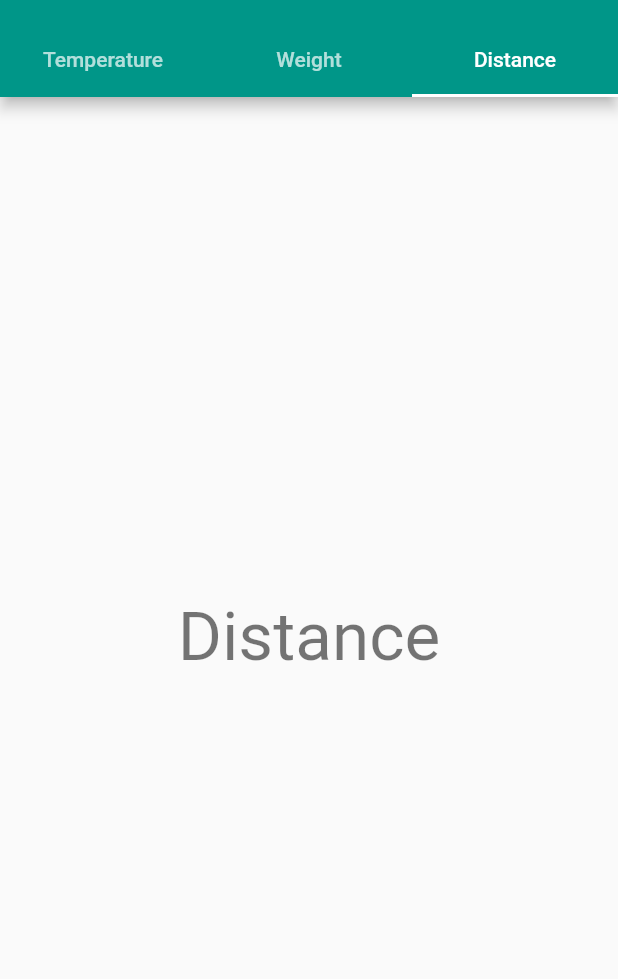
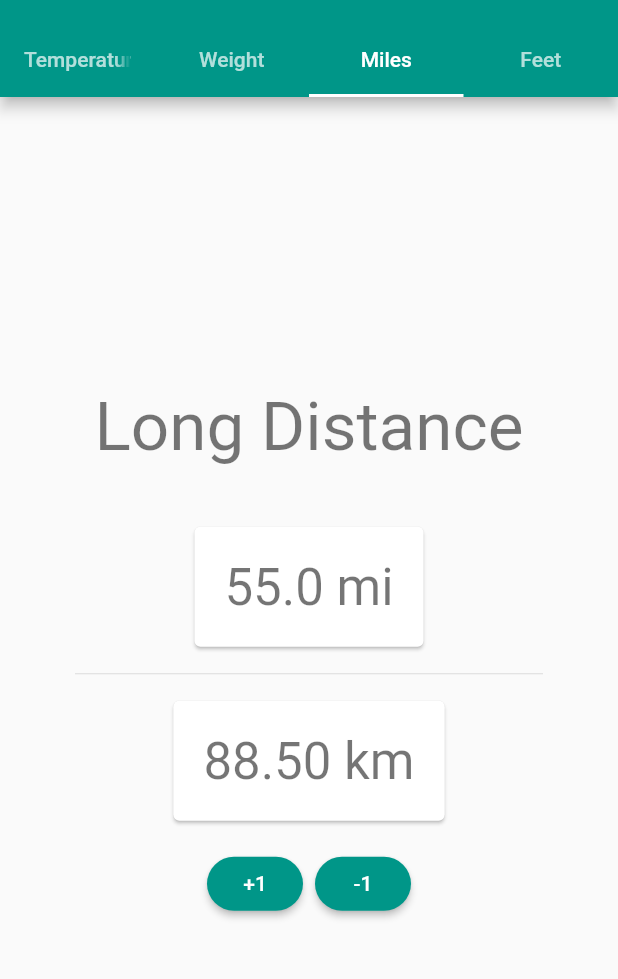
Before and after one commit to jvanord/metric-converter, a Flutter app: the screen it shows after launch, tab 3 chosen, on a phone screen of 412 x 824 dp, the part 59-1038 px from its top. Run offline on Flutter 3.47's test engine with Material 2 defaults, Android fonts, the phone set to English and light mode, and no system bars.

Commit message:
added miles screen

```diff
--- /dev/null
+++ b/metric_converter/lib/views/miles.dart
@@ -0,0 +1,128 @@
+import 'package:flutter/material.dart';
+
+class MilesWidget extends StatefulWidget {
+  @override
+  _MilesWidgetState createState() => _MilesWidgetState();
+}
+
+class _MilesWidgetState extends State<MilesWidget> {
+  double _miles = 55;
+  double get _kilometers => _miles * 1.609;
+
+  void _onIncrement() {
+    setState(() {
+      _miles++;
+    });
+  }
+
+  void _onDecrement() {
+    setState(() {
+      _miles--;
+    });
+  }
+
+  @override
+  Widget build(BuildContext context) {
+    final orientation = MediaQuery.of(context).orientation;
+    return orientation == Orientation.landscape
+        ? _landscapeView(context)
+        : _portraitView(context);
+  }
+
+  Widget _portraitView(BuildContext context) => Center(
+        child: Container(
+          padding: EdgeInsets.all(50),
+          child: Column(
+            mainAxisAlignment: MainAxisAlignment.center,
+            children: <Widget>[
+              _heading(false),
+              _inputCard(),
+              Divider(),
+              _outputCard(),
+              _buttonBar(context)
+            ],
+          ),
+        ),
+      );
+
+  Widget _landscapeView(context) => Center(
+        child: Container(
+          child: Column(
+            children: <Widget>[
+              _heading(true),
+              Row(
+                mainAxisAlignment: MainAxisAlignment.center,
+                children: <Widget>[
+                  _inputCard(),
+                  VerticalDivider(width: 5),
+                  _outputCard(),
+                ],
+              ),
+              _buttonBar(context)
+            ],
+          ),
+        ),
+      );
+
+  Widget _heading(bool isLandscape) => Container(
+        child: Text(
+          'Long Distance',
+          style: Theme.of(context).textTheme.display2,
+        ),
+        decoration: BoxDecoration(),
+        padding: EdgeInsets.symmetric(
+          horizontal: 10,
+          vertical: isLandscape
+            ? 10
+            : 30),
+      );
+
+  Widget _inputCard() => Card(
+        margin: EdgeInsets.all(10),
+        child: Container(
+          padding: EdgeInsets.all(10),
+          margin: EdgeInsets.all(10),
+          child: Text(
+            '$_miles mi',
+            style: Theme.of(context).textTheme.display1,
+          ),
+        ),
+      );
+
+  Widget _outputCard() => Card(
+        margin: EdgeInsets.all(10),
+        child: Container(
+          padding: EdgeInsets.all(10),
+          margin: EdgeInsets.all(10),
+          child: Text(
+            '${_kilometers.toStringAsFixed(2)} km',
+            style: Theme.of(context).textTheme.display1,
+          ),
+        ),
+      );
+
+  Widget _buttonBar(BuildContext context) => ButtonBar(
+        mainAxisSize: MainAxisSize.min,
+        alignment: MainAxisAlignment.spaceEvenly,
+        children: <Widget>[
+          RaisedButton(
+            child: Text('+1'),
+            color: Theme.of(context).accentColor,
+            splashColor: Theme.of(context).splashColor,
+            textColor: Colors.white,
+            shape: new RoundedRectangleBorder(
+                borderRadius: new BorderRadius.circular(20.0)),
+            onPressed: _onIncrement,
+          ),
+          RaisedButton(
+            child: Text('-1'),
+            color: Theme.of(context).accentColor,
+            splashColor: Theme.of(context).splashColor,
+            textColor: Colors.white,
+            shape: new RoundedRectangleBorder(
+                borderRadius: new BorderRadius.circular(20.0)),
+            onPressed: _onDecrement,
+          ),
+        ],
+      );
+}
--- a/metric_converter/lib/views/tabbed_home.dart
+++ b/metric_converter/lib/views/tabbed_home.dart
@@ -1,4 +1,5 @@
 import 'package:flutter/material.dart';
+import 'package:metric_converter/views/miles.dart';
 import 'package:metric_converter/views/tempurature.dart';
 
 class TabbedHomeWidget extends StatelessWidget{
@@ -6,14 +7,15 @@ class TabbedHomeWidget extends StatelessWidget{
   final String title;
   Widget build(BuildContext context){
     return DefaultTabController(
-        length: 3,
+        length: 4,
         child: Scaffold(
           appBar: AppBar(
             bottom: TabBar(
               tabs: [
                 Tab(text: 'Temperature'),
                 Tab(text: 'Weight',),
-                Tab(text: 'Distance',),
+                Tab(text: 'Miles',),
+                Tab(text: 'Feet',),
               ],
             ),
             title: Text(title),
@@ -22,7 +24,8 @@ class TabbedHomeWidget extends StatelessWidget{
             children: [
               TemperatureWidget(),
               Center(child:Text('Weight', style: Theme.of(context).textTheme.display2)),
-              Center(child:Text('Distance', style: Theme.of(context).textTheme.display2)),
+              MilesWidget(),
+              Center(child:Text('Short Distance', style: Theme.of(context).textTheme.display2)),
             ],
           ),
         ),
```
